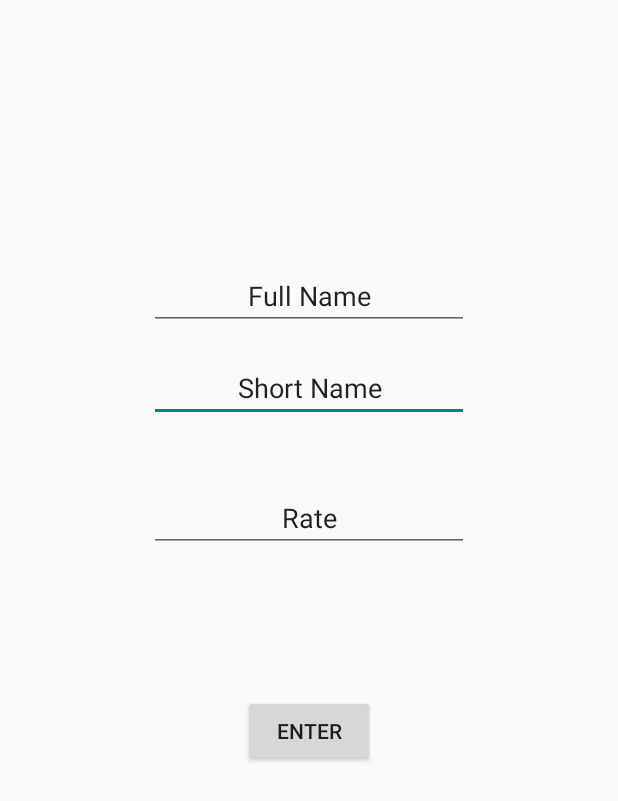
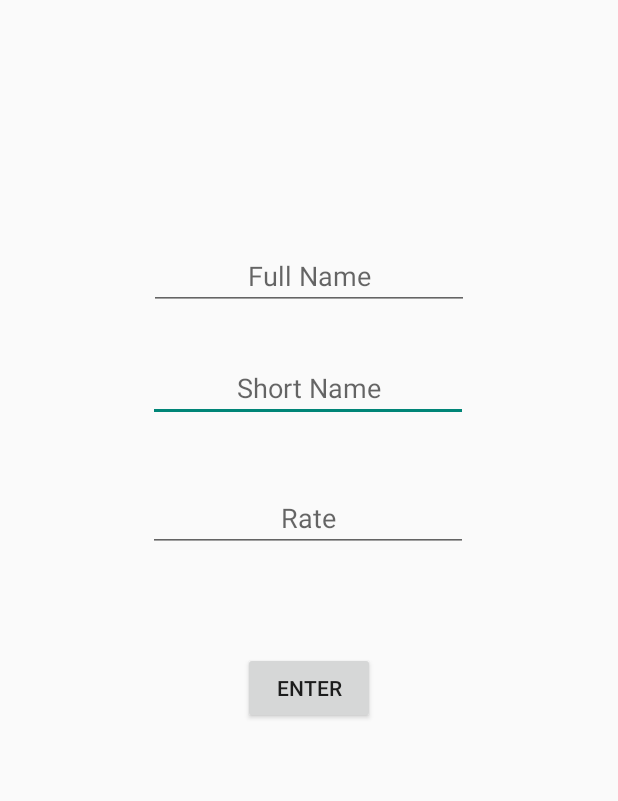
Before and after one commit to DPuddinu/XMLreader, an Android app: the layout activity_custom_currency.xml on its own in the app's theme, with its tools: preview values and no code run, on a phone screen of 412 x 824 dp. Shown: the top 801 px of the screen. Run offline under Robolectric (Android 15) with nearby library versions, the phone set to English and light mode, and no system bars; network calls fail.

Commit message:
implementata la funzione per aggiungere custom currencies

```diff
--- a/app/src/main/AndroidManifest.xml
+++ b/app/src/main/AndroidManifest.xml
@@ -21,6 +21,8 @@
                 <category android:name="android.intent.category.LAUNCHER" />
             </intent-filter>
         </activity>
+        <activity android:name=".CustomCurrency"
+            android:theme="@style/AppTheme"></activity>
 
     </application>
 
--- a/app/src/main/java/com/example/dario/xmlreader/CurrencyDB.java
+++ b/app/src/main/java/com/example/dario/xmlreader/CurrencyDB.java
@@ -18,7 +18,6 @@ public class CurrencyDB extends Observable{
         if (mInstance == null) {
             mInstance = new CurrencyDB();
         }
-
 
         return mInstance;
     }
--- a/app/src/main/res/layout/activity_custom_currency.xml
+++ b/app/src/main/res/layout/activity_custom_currency.xml
@@ -15,22 +15,15 @@
         android:layout_marginStart="8dp"
         android:layout_marginTop="8dp"
         android:ems="10"
+        android:hint="@string/shortname"
         android:inputType="textPersonName"
-        android:text="@string/shortname"
         android:textAlignment="center"
         app:layout_constraintBottom_toTopOf="@+id/rateId"
-        app:layout_constraintEnd_toStartOf="@+id/guideline2"
+        app:layout_constraintEnd_toStartOf="@+id/guideline6"
         app:layout_constraintHorizontal_bias="0.487"
         app:layout_constraintStart_toStartOf="@+id/guideline"
-        app:layout_constraintTop_toTopOf="@+id/guideline3"
+        app:layout_constraintTop_toTopOf="@+id/guideline2"
         app:layout_constraintVertical_bias="0.0" />
-
-    <android.support.constraint.Guideline
-        android:id="@+id/guideline"
-        android:layout_width="wrap_content"
-        android:layout_height="wrap_content"
-        android:orientation="vertical"
-        app:layout_constraintGuide_percent="0.15" />
 
     <EditText
         android:id="@+id/fullnameId"
@@ -41,22 +34,17 @@
         android:layout_marginStart="8dp"
         android:layout_marginTop="8dp"
         android:ems="10"
-        android:inputType="textPersonName"
-        android:text="@string/fullname"
+        android:hint="@string/fullname"
         android:textAlignment="center"
-        app:layout_constraintBottom_toTopOf="@+id/guideline3"
-        app:layout_constraintEnd_toStartOf="@+id/guideline2"
-        app:layout_constraintHorizontal_bias="0.487"
+        app:layout_constraintBottom_toTopOf="@+id/guideline2"
+        app:layout_constraintEnd_toStartOf="@+id/guideline6"
         app:layout_constraintStart_toStartOf="@+id/guideline"
-        app:layout_constraintTop_toTopOf="parent"
-        app:layout_constraintVertical_bias="1.0" />
-
-    <android.support.constraint.Guideline
-        android:id="@+id/guideline2"
-        android:layout_width="wrap_content"
-        android:layout_height="wrap_content"
-        android:orientation="vertical"
-        app:layout_constraintGuide_percent="0.8541667" />
+        app:layout_constraintTop_toTopOf="@+id/guideline7"
+        android:inputType="" />@+id/guideline2"
+    android:layout_width="wrap_content"
+    android:layout_height="wrap_content"
+    android:orientation="vertical"
+    app:layout_constraintGuide_percent="0.8541667" />
 
     <EditText
         android:id="@+id/rateId"
@@ -67,11 +55,11 @@
         android:layout_marginStart="8dp"
         android:layout_marginTop="8dp"
         android:ems="10"
+        android:hint="@string/rate"
         android:inputType="numberDecimal"
-        android:text="@string/rate"
         android:textAlignment="center"
         app:layout_constraintBottom_toTopOf="@+id/guideline5"
-        app:layout_constraintEnd_toStartOf="@+id/guideline2"
+        app:layout_constraintEnd_toStartOf="@+id/guideline6"
         app:layout_constraintHorizontal_bias="0.487"
         app:layout_constraintStart_toStartOf="@+id/guideline"
         app:layout_constraintTop_toTopOf="@+id/guideline4"
@@ -86,15 +74,21 @@
         android:layout_marginStart="8dp"
         android:layout_marginTop="8dp"
         android:text="@string/enter"
-        app:layout_constraintBottom_toBottomOf="parent"
-        app:layout_constraintEnd_toStartOf="@+id/guideline2"
-        app:layout_constraintHorizontal_bias="0.493"
+        app:layout_constraintBottom_toTopOf="@+id/guideline8"
+        app:layout_constraintEnd_toStartOf="@+id/guideline6"
         app:layout_constraintStart_toStartOf="@+id/guideline"
         app:layout_constraintTop_toTopOf="@+id/guideline5"
-        app:layout_constraintVertical_bias="0.125" />
+        app:layout_constraintVertical_bias="0.333" />
 
     <android.support.constraint.Guideline
-        android:id="@+id/guideline3"
+        android:id="@+id/guideline"
+        android:layout_width="wrap_content"
+        android:layout_height="wrap_content"
+        android:orientation="vertical"
+        app:layout_constraintGuide_percent="0.15" />
+
+    <android.support.constraint.Guideline
+        android:id="@+id/guideline2"
         android:layout_width="wrap_content"
         android:layout_height="wrap_content"
         android:orientation="horizontal"
@@ -113,4 +107,25 @@
         android:layout_height="wrap_content"
         android:orientation="horizontal"
         app:layout_constraintGuide_percent="0.5" />
+
+    <android.support.constraint.Guideline
+        android:id="@+id/guideline6"
+        android:layout_width="wrap_content"
+        android:layout_height="wrap_content"
+        android:orientation="vertical"
+        app:layout_constraintGuide_percent="0.85" />
+
+    <android.support.constraint.Guideline
+        android:id="@+id/guideline7"
+        android:layout_width="wrap_content"
+        android:layout_height="wrap_content"
+        android:orientation="horizontal"
+        app:layout_constraintGuide_percent="0.17" />
+
+    <android.support.constraint.Guideline
+        android:id="@+id/guideline8"
+        android:layout_width="wrap_content"
+        android:layout_height="wrap_content"
+        android:orientation="horizontal"
+        app:layout_constraintGuide_percent="0.63" />
 </android.support.constraint.ConstraintLayout>
--- a/app/src/main/res/menu/menu_main.xml
+++ b/app/src/main/res/menu/menu_main.xml
@@ -11,7 +11,9 @@
         android:icon="@android:drawable/btn_star_big_on"
         android:title="@string/action_favorite"
         app:showAsAction="ifRoom" />
-    <item android:title="@string/action_addCustomCurrency" />
+    <item
+        android:id="@+id/add_currency"
+        android:title="@string/action_addCustomCurrency" />
 
 
 </menu>
--- a/build.gradle
+++ b/build.gradle
@@ -7,7 +7,7 @@ buildscript {
         jcenter()
     }
     dependencies {
-        classpath 'com.android.tools.build:gradle:3.1.0'
+        classpath 'com.android.tools.build:gradle:3.1.1'
 
 
         // NOTE: Do not place your application dependencies here; they belong
```
Also changed, not shown: app/src/main/java/com/example/dario/xmlreader/CustomCurrency.java (+5 -2 lines), app/src/main/java/com/example/dario/xmlreader/MainActivity.java (+19 -15 lines), app/src/main/java/com/example/dario/xmlreader/UIcontrol.java (+12 -3 lines).
